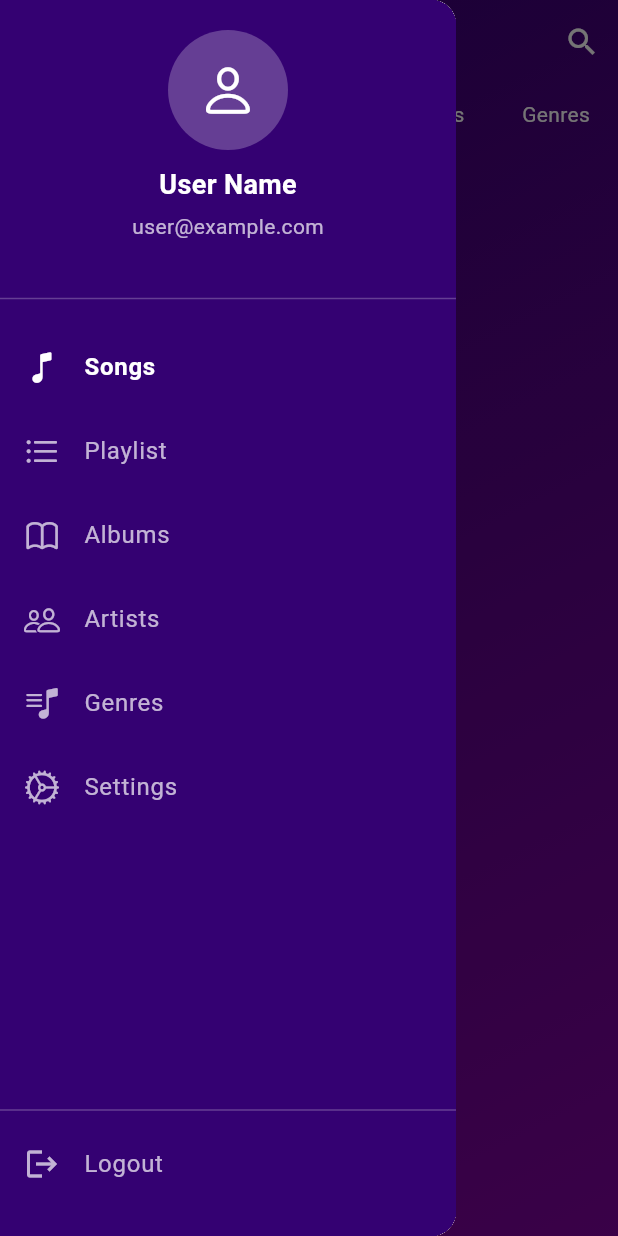
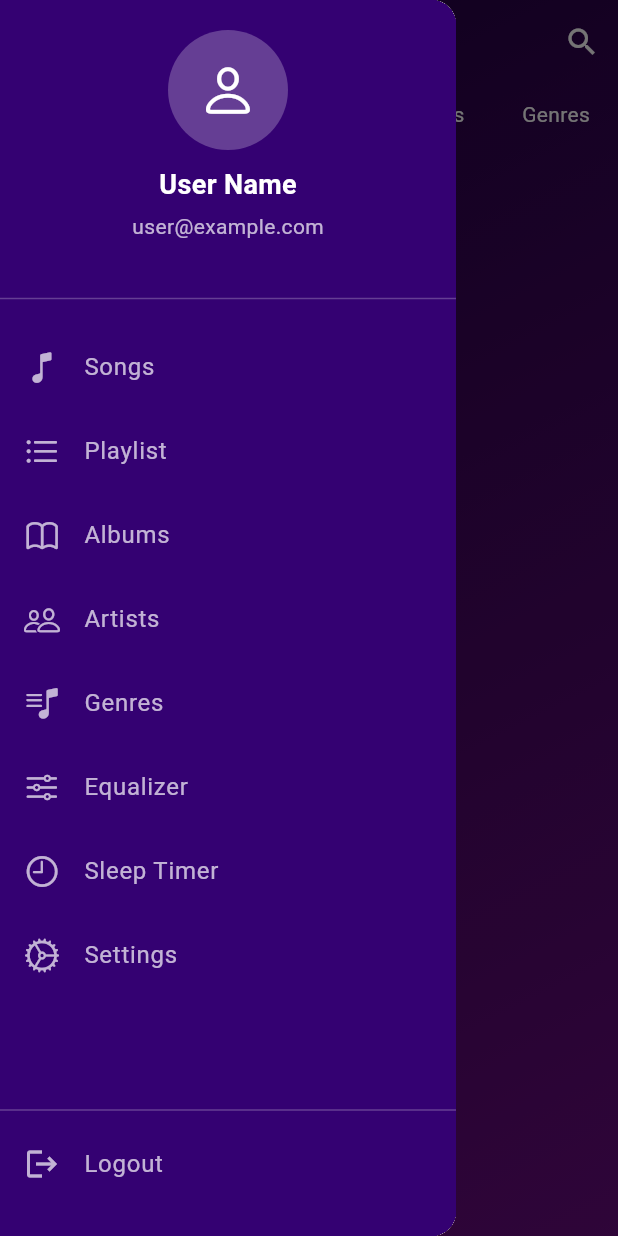
Before and after one commit to PengWin553/pengwin_music_player, a Flutter app: the screen it shows after launch, with the side drawer open, on a phone screen of 412 x 824 dp. Run offline on Flutter 3.47's test engine with Material 3 defaults, Android fonts, the light colour scheme and no system bars.

Commit message:
feat: revise main and side_menu

```diff
--- a/lib/components/side_menu.dart
+++ b/lib/components/side_menu.dart
@@ -22,6 +22,8 @@ class _SideMenuState extends State<SideMenu> {
     {'title': 'Albums', 'icon': CupertinoIcons.book},
     {'title': 'Artists', 'icon': CupertinoIcons.person_2},
     {'title': 'Genres', 'icon': CupertinoIcons.music_note_list},
+    {'title': 'Equalizer', 'icon': CupertinoIcons.slider_horizontal_3},
+    {'title': 'Sleep Timer', 'icon': CupertinoIcons.clock},
     {'title': 'Settings', 'icon': CupertinoIcons.settings},
   ];
 
@@ -69,17 +71,16 @@ class _SideMenuState extends State<SideMenu> {
                   return ListTile(
                     leading: Icon(
                       menuItems[index]['icon'],
-                      color: selectedIndex == index ? Colors.white : Colors.white70,
+                      color: Colors.white70,
                     ),
                     title: Text(
                       menuItems[index]['title'],
-                      style: TextStyle(
-                        color: selectedIndex == index ? Colors.white : Colors.white70,
-                        fontWeight: selectedIndex == index ? FontWeight.bold : FontWeight.normal,
+                      style: const TextStyle(
+                        color: Colors.white70,
+                        fontWeight: FontWeight.normal,
                       ),
                     ),
-                    selected: selectedIndex == index,
-                    selectedTileColor: Colors.white.withOpacity(0.1),
+                    selected: false, // Remove selected state
                     onTap: () {
                       setState(() {
                         selectedIndex = index;
--- a/lib/main.dart
+++ b/lib/main.dart
@@ -38,7 +38,7 @@ class _HomeState extends State<Home> {
         gradient: LinearGradient(
           begin: Alignment.topLeft,
           end: Alignment.bottomRight,
-          colors: [Color.fromARGB(255, 52, 1, 114), Color.fromARGB(255, 126, 3, 156)],
+          colors: [Color.fromARGB(255, 30, 1, 63), Color.fromARGB(255, 102, 10, 124)],
         ),
       ),
       child: Scaffold(
@@ -55,6 +55,7 @@ class _HomeState extends State<Home> {
             icon: const Icon(Icons.menu),
             color: Colors.white,
           ),
+          // No title to keep the space next to the hamburger menu empty
           actions: [
             // right-aligned icons
             IconButton(
@@ -78,6 +79,8 @@ class _HomeState extends State<Home> {
               children: mainMenu.map((menuItem) {
                 int index = mainMenu.indexOf(menuItem);
                 return Expanded(
+                  child: GestureDetector(
+                    onTap: () => _onMenuItemSelected(index),
                     child: Container(
                       padding: const EdgeInsets.all(10.0),
                       decoration: BoxDecoration(
@@ -94,6 +97,7 @@ class _HomeState extends State<Home> {
                         style: TextStyle(
                           color: Colors.white,
                           fontWeight: _currentIndex == index ? FontWeight.bold : FontWeight.normal,
+                        ),
                       ),
                     ),
                   ),
@@ -126,6 +130,10 @@ class _HomeState extends State<Home> {
       case 4:
         return const Text('Genres Content', style: TextStyle(color: Colors.white, fontSize: 24));
       case 5:
+        return const Text('Equalizer', style: TextStyle(color: Colors.white, fontSize: 24));
+      case 6:
+        return const Text('Sleep Timer', style: TextStyle(color: Colors.white, fontSize: 24));
+      case 7:
         return const Text('Settings', style: TextStyle(color: Colors.white, fontSize: 24));
       default:
         return const Text('Select an option', style: TextStyle(color: Colors.white, fontSize: 24));
```
Lines whose indentation alone changed are shown as unchanged.
